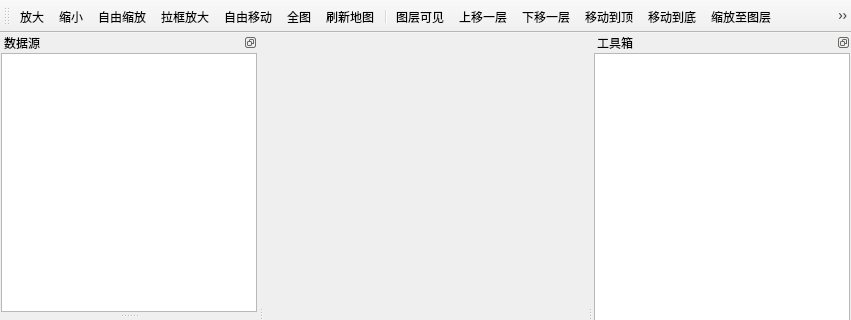
First picture: the form in tGis.App/tGisApp.ui, repository lidar-nevermore/tGis, before the edit; both pictures show x 0 to 851 and y 0 to 320 of the 851 by 621 pixel window.
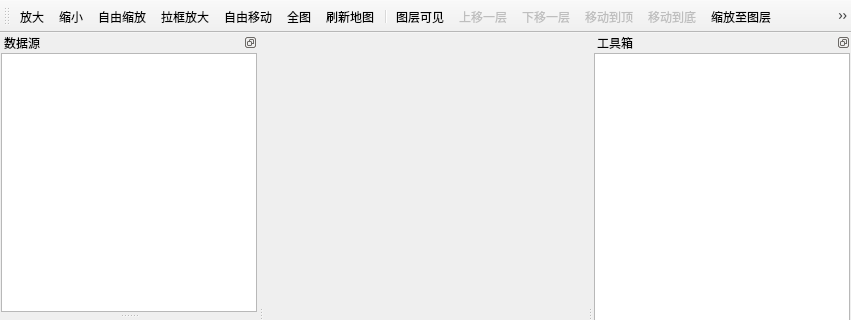
Second picture: the form after the edit. Icons and pictures are not drawn. Custom widgets are drawn as their Qt base class.

What changed in the file:
```diff
--- a/tGis.App/tGisApp.ui
+++ b/tGis.App/tGisApp.ui
@@ -61,7 +61,7 @@
    <addaction name="layerUpAction"/>
    <addaction name="layerDownAction"/>
    <addaction name="layerTopAction"/>
-   <addaction name="layerBottonAction"/>
+   <addaction name="layerBottomAction"/>
    <addaction name="zoomLayerAction"/>
    <addaction name="zoomOriginalAction"/>
    <addaction name="layerAttributeAction"/>
@@ -381,6 +381,9 @@
    </property>
   </action>
   <action name="layerUpAction">
+   <property name="enabled">
+    <bool>false</bool>
+   </property>
    <property name="icon">
     <iconset resource="tGisApp.qrc">
      <normaloff>:/tGisApp/Resources/LayerUp.png</normaloff>:/tGisApp/Resources/LayerUp.png</iconset>
@@ -393,6 +396,9 @@
    </property>
   </action>
   <action name="layerTopAction">
+   <property name="enabled">
+    <bool>false</bool>
+   </property>
    <property name="icon">
     <iconset resource="tGisApp.qrc">
      <normaloff>:/tGisApp/Resources/LayerTop.png</normaloff>:/tGisApp/Resources/LayerTop.png</iconset>
@@ -405,6 +411,9 @@
    </property>
   </action>
   <action name="layerDownAction">
+   <property name="enabled">
+    <bool>false</bool>
+   </property>
    <property name="icon">
     <iconset resource="tGisApp.qrc">
      <normaloff>:/tGisApp/Resources/LayerDown.png</normaloff>:/tGisApp/Resources/LayerDown.png</iconset>
@@ -416,7 +425,10 @@
     <string>下移一层</string>
    </property>
   </action>
-  <action name="layerBottonAction">
+  <action name="layerBottomAction">
+   <property name="enabled">
+    <bool>false</bool>
+   </property>
    <property name="icon">
     <iconset resource="tGisApp.qrc">
      <normaloff>:/tGisApp/Resources/LayerBottom.png</normaloff>:/tGisApp/Resources/LayerBottom.png</iconset>
```
